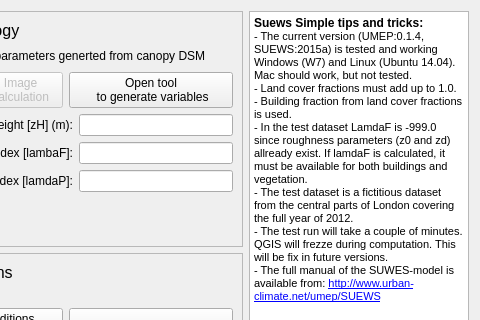
Qt form SuewsSimple/suews_simple_dialog_base.ui (UMEP-dev/UMEP) before a commit; both pictures show x 567 to 1047 and y 0 to 320 of the 1047 by 691 pixel window.
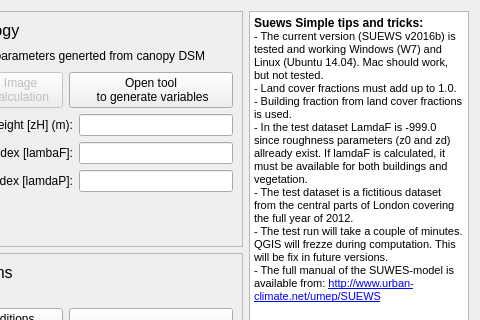
The same form after that commit.

Diff of the .ui file:
```diff
--- a/SuewsSimple/suews_simple_dialog_base.ui
+++ b/SuewsSimple/suews_simple_dialog_base.ui
@@ -64,7 +64,7 @@
 p, li { white-space: pre-wrap; }
 &lt;/style&gt;&lt;/head&gt;&lt;body style=&quot; font-family:'MS Shell Dlg 2'; font-size:8.25pt; font-weight:400; font-style:normal;&quot;&gt;
 &lt;p style=&quot; margin-top:0px; margin-bottom:0px; margin-left:0px; margin-right:0px; -qt-block-indent:0; text-indent:0px;&quot;&gt;&lt;span style=&quot; font-size:9pt; font-weight:600;&quot;&gt;Suews Simple tips and tricks:&lt;/span&gt;&lt;/p&gt;
-&lt;p style=&quot; margin-top:0px; margin-bottom:0px; margin-left:0px; margin-right:0px; -qt-block-indent:0; text-indent:0px;&quot;&gt;&lt;span style=&quot; font-size:8pt;&quot;&gt;- The current version (UMEP:0.1.4, SUEWS:2015a) is tested and working Windows (W7) and Linux (Ubuntu 14.04). Mac should work, but not tested.&lt;/span&gt;&lt;/p&gt;
+&lt;p style=&quot; margin-top:0px; margin-bottom:0px; margin-left:0px; margin-right:0px; -qt-block-indent:0; text-indent:0px;&quot;&gt;&lt;span style=&quot; font-size:8pt;&quot;&gt;- The current version (SUEWS v2016b) is tested and working Windows (W7) and Linux (Ubuntu 14.04). Mac should work, but not tested.&lt;/span&gt;&lt;/p&gt;
 &lt;p style=&quot; margin-top:0px; margin-bottom:0px; margin-left:0px; margin-right:0px; -qt-block-indent:0; text-indent:0px;&quot;&gt;&lt;span style=&quot; font-size:8pt;&quot;&gt;- Land cover fractions must add up to 1.0. &lt;/span&gt;&lt;/p&gt;
 &lt;p style=&quot; margin-top:0px; margin-bottom:0px; margin-left:0px; margin-right:0px; -qt-block-indent:0; text-indent:0px;&quot;&gt;&lt;span style=&quot; font-size:8pt;&quot;&gt;- Building fraction from land cover fractions is used.&lt;/span&gt;&lt;/p&gt;
 &lt;p style=&quot; margin-top:0px; margin-bottom:0px; margin-left:0px; margin-right:0px; -qt-block-indent:0; text-indent:0px;&quot;&gt;&lt;span style=&quot; font-size:8pt;&quot;&gt;- In the test dataset LamdaF is -999.0 since roughness parameters (z0 and zd) allready exist. If lamdaF is calculated, it must be available for both buildings and vegetation. &lt;/span&gt;&lt;/p&gt;
```
